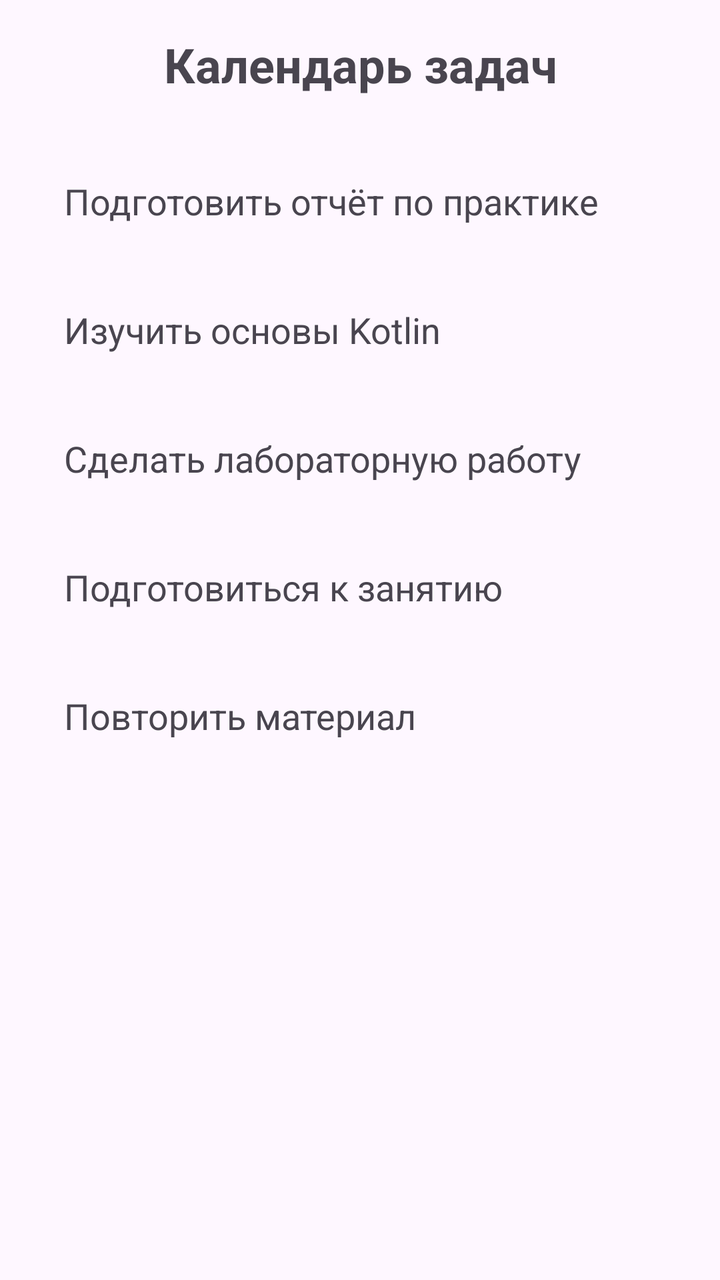
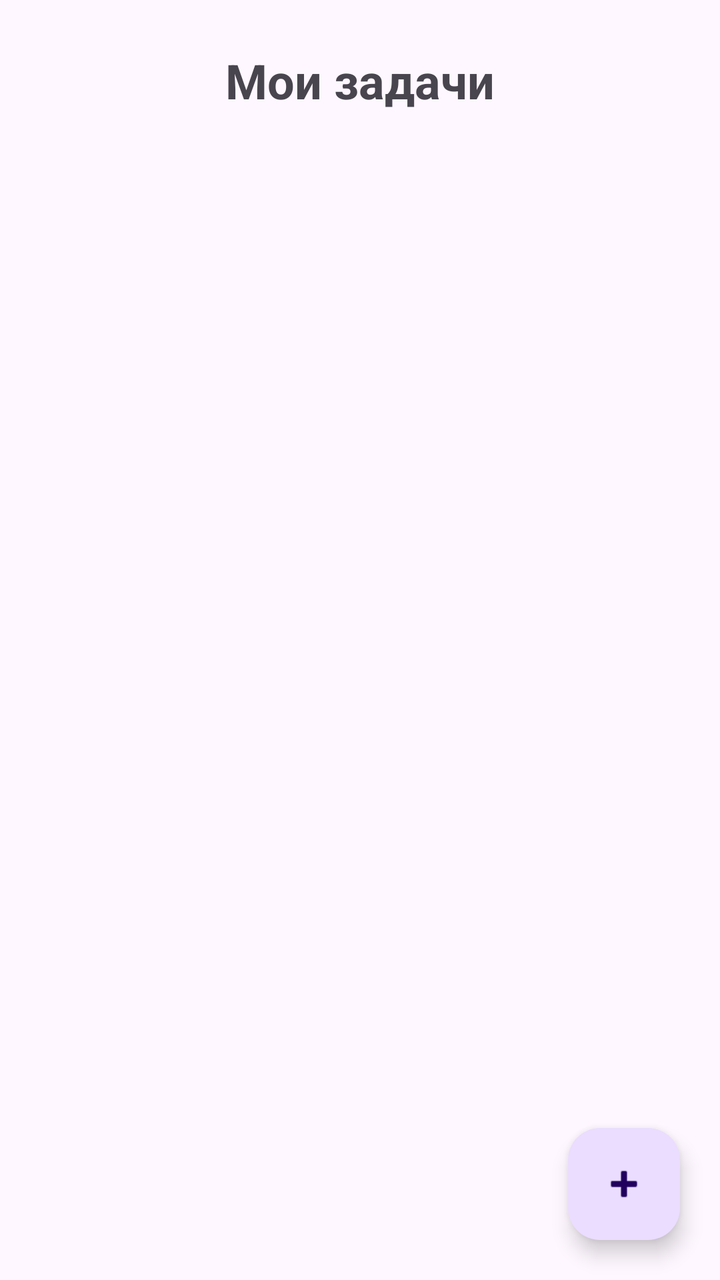

Compare the two renders of this Android layout. The source of the first and the diff that turns it into the second are given below.
<!-- AndroidManifest.xml: application theme Theme.Taskcalendar -->
<!-- res/layout/activity_main.xml -->
<?xml version="1.0" encoding="utf-8"?>
<androidx.constraintlayout.widget.ConstraintLayout
    xmlns:android="http://schemas.android.com/apk/res/android"
    xmlns:app="http://schemas.android.com/apk/res-auto"
    xmlns:tools="http://schemas.android.com/tools"
    android:layout_width="match_parent"
    android:layout_height="match_parent"
    android:padding="16dp"
    tools:context=".MainActivity">

    <TextView
        android:id="@+id/titleText"
        android:layout_width="0dp"
        android:layout_height="wrap_content"
        android:text="@string/app_name"
        android:textSize="24sp"
        android:textStyle="bold"
        android:gravity="center"
        app:layout_constraintTop_toTopOf="parent"
        app:layout_constraintStart_toStartOf="parent"
        app:layout_constraintEnd_toEndOf="parent" />

    <TextView
        android:id="@+id/task1"
        android:layout_width="0dp"
        android:layout_height="wrap_content"
        android:layout_marginTop="24dp"
        android:padding="16dp"
        android:text="@string/task_1"
        android:textSize="18sp"
        app:layout_constraintTop_toBottomOf="@id/titleText"
        app:layout_constraintStart_toStartOf="parent"
        app:layout_constraintEnd_toEndOf="parent" />

    <TextView
        android:id="@+id/task2"
        android:layout_width="0dp"
        android:layout_height="wrap_content"
        android:layout_marginTop="8dp"
        android:padding="16dp"
        android:text="@string/task_2"
        android:textSize="18sp"
        app:layout_constraintTop_toBottomOf="@id/task1"
        app:layout_constraintStart_toStartOf="parent"
        app:layout_constraintEnd_toEndOf="parent" />

    <TextView
        android:id="@+id/task3"
        android:layout_width="0dp"
        android:layout_height="wrap_content"
        android:layout_marginTop="8dp"
        android:padding="16dp"
        android:text="@string/task_3"
        android:textSize="18sp"
        app:layout_constraintTop_toBottomOf="@id/task2"
        app:layout_constraintStart_toStartOf="parent"
        app:layout_constraintEnd_toEndOf="parent" />

    <TextView
        android:id="@+id/task4"
        android:layout_width="0dp"
        android:layout_height="wrap_content"
        android:layout_marginTop="8dp"
        android:padding="16dp"
        android:text="@string/task_4"
        android:textSize="18sp"
        app:layout_constraintTop_toBottomOf="@id/task3"
        app:layout_constraintStart_toStartOf="parent"
        app:layout_constraintEnd_toEndOf="parent" />

    <TextView
        android:id="@+id/task5"
        android:layout_width="0dp"
        android:layout_height="wrap_content"
        android:layout_marginTop="8dp"
        android:padding="16dp"
        android:text="@string/task_5"
        android:textSize="18sp"
        app:layout_constraintTop_toBottomOf="@id/task4"
        app:layout_constraintStart_toStartOf="parent"
        app:layout_constraintEnd_toEndOf="parent" />

</androidx.constraintlayout.widget.ConstraintLayout>
<!-- resources referenced by this layout -->
<resources>
  <string name="app_name">Календарь задач</string>
  <string name="task_1">Подготовить отчёт по практике</string>
  <string name="task_2">Изучить основы Kotlin</string>
  <string name="task_3">Сделать лабораторную работу</string>
  <string name="task_4">Подготовиться к занятию</string>
  <string name="task_5">Повторить материал</string>
  <style name="Theme.Taskcalendar" parent="Base.Theme.Taskcalendar" />
  <style name="Base.Theme.Taskcalendar" parent="Theme.Material3.DayNight.NoActionBar">
          
          
      </style>
</resources>

<!-- the commit's change to res/layout/activity_main.xml (unified diff, before → after) -->
@@ -2,82 +2,42 @@
 <androidx.constraintlayout.widget.ConstraintLayout
     xmlns:android="http://schemas.android.com/apk/res/android"
     xmlns:app="http://schemas.android.com/apk/res-auto"
-    xmlns:tools="http://schemas.android.com/tools"
     android:layout_width="match_parent"
-    android:layout_height="match_parent"
-    android:padding="16dp"
-    tools:context=".MainActivity">
+    android:layout_height="match_parent">
 
     <TextView
         android:id="@+id/titleText"
-        android:layout_width="0dp"
+        android:layout_width="wrap_content"
         android:layout_height="wrap_content"
-        android:text="@string/app_name"
+        android:layout_marginTop="24dp"
+        android:text="Мои задачи"
         android:textSize="24sp"
         android:textStyle="bold"
-        android:gravity="center"
-        app:layout_constraintTop_toTopOf="parent"
+        app:layout_constraintEnd_toEndOf="parent"
         app:layout_constraintStart_toStartOf="parent"
-        app:layout_constraintEnd_toEndOf="parent" />
+        app:layout_constraintTop_toTopOf="parent" />
 
-    <TextView
-        android:id="@+id/task1"
+    <androidx.recyclerview.widget.RecyclerView
+        android:id="@+id/taskRecyclerView"
         android:layout_width="0dp"
+        android:layout_height="0dp"
+        android:layout_marginTop="16dp"
+        android:clipToPadding="false"
+        android:paddingBottom="88dp"
+        app:layout_constraintBottom_toBottomOf="parent"
+        app:layout_constraintEnd_toEndOf="parent"
+        app:layout_constraintStart_toStartOf="parent"
+        app:layout_constraintTop_toBottomOf="@id/titleText" />
+
+    <com.google.android.material.floatingactionbutton.FloatingActionButton
+        android:id="@+id/addTaskButton"
+        android:layout_width="wrap_content"
         android:layout_height="wrap_content"
-        android:layout_marginTop="24dp"
-        android:padding="16dp"
-        android:text="@string/task_1"
-        android:textSize="18sp"
-        app:layout_constraintTop_toBottomOf="@id/titleText"
-        app:layout_constraintStart_toStartOf="parent"
-        app:layout_constraintEnd_toEndOf="parent" />
-
-    <TextView
-        android:id="@+id/task2"
-        android:layout_width="0dp"
-        android:layout_height="wrap_content"
-        android:layout_marginTop="8dp"
-        android:padding="16dp"
-        android:text="@string/task_2"
-        android:textSize="18sp"
-        app:layout_constraintTop_toBottomOf="@id/task1"
-        app:layout_constraintStart_toStartOf="parent"
-        app:layout_constraintEnd_toEndOf="parent" />
-
-    <TextView
-        android:id="@+id/task3"
-        android:layout_width="0dp"
-        android:layout_height="wrap_content"
-        android:layout_marginTop="8dp"
-        android:padding="16dp"
-        android:text="@string/task_3"
-        android:textSize="18sp"
-        app:layout_constraintTop_toBottomOf="@id/task2"
-        app:layout_constraintStart_toStartOf="parent"
-        app:layout_constraintEnd_toEndOf="parent" />
-
-    <TextView
-        android:id="@+id/task4"
-        android:layout_width="0dp"
-        android:layout_height="wrap_content"
-        android:layout_marginTop="8dp"
-        android:padding="16dp"
-        android:text="@string/task_4"
-        android:textSize="18sp"
-        app:layout_constraintTop_toBottomOf="@id/task3"
-        app:layout_constraintStart_toStartOf="parent"
-        app:layout_constraintEnd_toEndOf="parent" />
-
-    <TextView
-        android:id="@+id/task5"
-        android:layout_width="0dp"
-        android:layout_height="wrap_content"
-        android:layout_marginTop="8dp"
-        android:padding="16dp"
-        android:text="@string/task_5"
-        android:textSize="18sp"
-        app:layout_constraintTop_toBottomOf="@id/task4"
-        app:layout_constraintStart_toStartOf="parent"
+        android:layout_marginEnd="20dp"
+        android:layout_marginBottom="20dp"
+        android:contentDescription="Добавить задачу"
+        android:src="@android:drawable/ic_input_add"
+        app:layout_constraintBottom_toBottomOf="parent"
         app:layout_constraintEnd_toEndOf="parent" />
 
 </androidx.constraintlayout.widget.ConstraintLayout>
<!-- resource entries referenced after the edit -->
@@ -1,11 +1,5 @@
 <!-- resources referenced by this layout -->
 <resources>
-  <string name="app_name">Календарь задач</string>
-  <string name="task_1">Подготовить отчёт по практике</string>
-  <string name="task_2">Изучить основы Kotlin</string>
-  <string name="task_3">Сделать лабораторную работу</string>
-  <string name="task_4">Подготовиться к занятию</string>
-  <string name="task_5">Повторить материал</string>
   <style name="Theme.Taskcalendar" parent="Base.Theme.Taskcalendar" />
   <style name="Base.Theme.Taskcalendar" parent="Theme.Material3.DayNight.NoActionBar">
           
